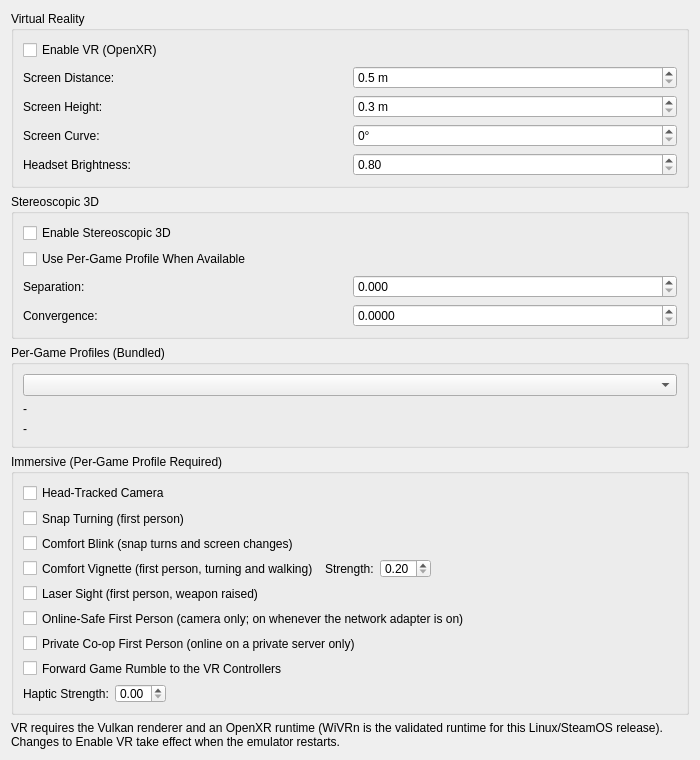
Before: the Qt Designer form pcsx2-qt/Settings/VRSettingsWidget.ui in beadbeed/PenguinScreen2, drawn with Qt 5.
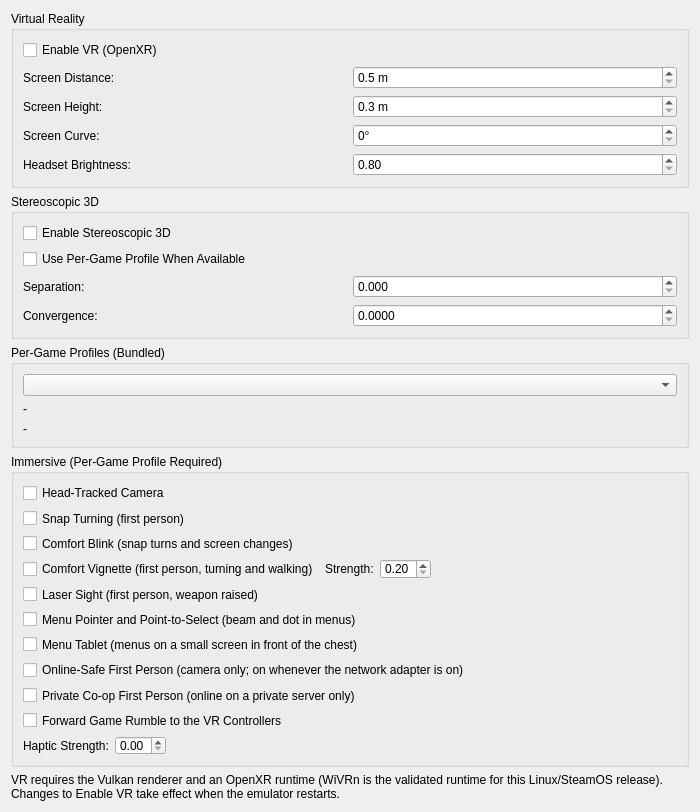
After: the same form once the commit is applied.

Commit message: VR menu pointer: beam, dot and hands in menus, point-to-select on File #1's item screen, menu tablet

Diff of the .ui file:
```diff
--- a/pcsx2-qt/Settings/VRSettingsWidget.ui
+++ b/pcsx2-qt/Settings/VRSettingsWidget.ui
@@ -337,6 +337,20 @@
         </property>
        </widget>
       </item>
+      <item>
+       <widget class="QCheckBox" name="menuPointer">
+        <property name="text">
+         <string>Menu Pointer and Point-to-Select (beam and dot in menus)</string>
+        </property>
+       </widget>
+      </item>
+      <item>
+       <widget class="QCheckBox" name="menuTablet">
+        <property name="text">
+         <string>Menu Tablet (menus on a small screen in front of the chest)</string>
+        </property>
+       </widget>
+      </item>
       <item>
        <widget class="QCheckBox" name="onlineSafe">
         <property name="text">
```
The commit also changes 26 other files.
